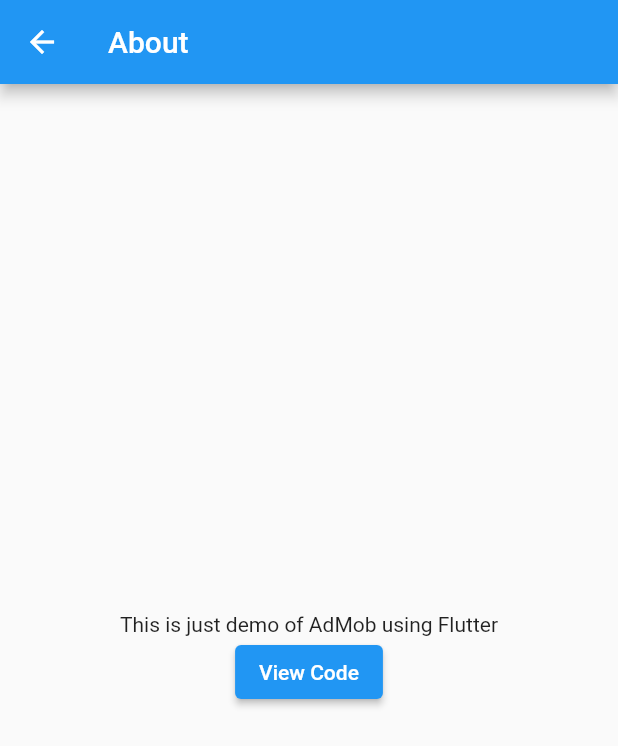
After one commit to sawin0/flutter_admob_example, a Flutter app: the AboutScreen screen opened by its route, on a phone screen of 412 x 824 dp. The commit adds this screen. Shown: the top 746 px of the screen. Run offline on Flutter 3.47's test engine with Material 2 defaults, Android fonts, the phone set to English and light mode, and no system bars; our stand-ins replace google_mobile_ads.

Commit message:
about screen added

```diff
--- /dev/null
+++ b/lib/constants/constants.dart
@@ -0,0 +1,6 @@
+// App Package
+const String APP_PACKAGE = "np.sabin.flutter_admob_example";
+
+// App URL
+const String APP_URL =
+    "https://play.google.com/store/apps/details?id=" + APP_PACKAGE;
--- a/lib/main.dart
+++ b/lib/main.dart
@@ -1,18 +1,21 @@
 import 'package:flutter/foundation.dart';
 import 'package:flutter/material.dart';
-import 'package:flutter_admob_example/ad_state.dart';
-import 'package:flutter_admob_example/screens/banner_ad_list_screen.dart';
-import 'package:flutter_admob_example/screens/banner_ad_screen.dart';
-import 'package:flutter_admob_example/screens/interstitial_ad_screen.dart';
-import 'package:flutter_admob_example/screens/rewarded_ad_screen.dart';
 import 'package:google_mobile_ads/google_mobile_ads.dart';
 import 'package:provider/provider.dart';
+
+import 'ad_state.dart';
+import 'screens/about_screen.dart';
+import 'screens/banner_ad_list_screen.dart';
+import 'screens/banner_ad_screen.dart';
+import 'screens/interstitial_ad_screen.dart';
+import 'screens/rewarded_ad_screen.dart';
 
 enum AdExample {
   banner,
   bannerAdList,
   interstitial,
   rewarded,
+  about,
 }
 
 extension on AdExample {
@@ -57,6 +60,8 @@ class MyApp extends StatelessWidget {
             return MaterialPageRoute(builder: (_) => InterstitialAdScreen());
           case 'rewarded':
             return MaterialPageRoute(builder: (_) => RewardedAdScreen());
+          case 'about':
+            return MaterialPageRoute(builder: (_) => AboutScreen());
 
           default:
             throw UnimplementedError('Route ${settings.name} not implemented');
--- /dev/null
+++ b/lib/screens/about_screen.dart
@@ -0,0 +1,35 @@
+import 'package:flutter/material.dart';
+import 'package:url_launcher/url_launcher.dart';
+
+class AboutScreen extends StatelessWidget {
+  static const _url = 'https://github.com/sawin0/flutter_admob_example';
+
+  @override
+  Widget build(BuildContext context) {
+    return Scaffold(
+      appBar: AppBar(
+        title: Text('About'),
+      ),
+      body: Column(
+        mainAxisAlignment: MainAxisAlignment.center,
+        children: [
+          Center(child: Text('This is just demo of AdMob using Flutter')),
+          Center(
+            child: ElevatedButton(
+              onPressed: _launchGithub,
+              child: Text('View Code'),
+            ),
+          )
+        ],
+      ),
+    );
+  }
+
+  void _launchGithub() async => await canLaunch(_url)
+      ? await launch(_url)
+      : throw 'Could not launch $_url';
+
+  void openMarket() {
+    launch(APP_URL);
+  }
+}
--- a/pubspec.yaml
+++ b/pubspec.yaml
@@ -30,6 +30,7 @@ dependencies:
   cupertino_icons: ^1.0.2
   google_mobile_ads: ^0.13.2
   provider: ^5.0.0
+  url_launcher: ^6.0.9
 
 dev_dependencies:
   flutter_test:
```
Also changed, not shown: pubspec.lock.
